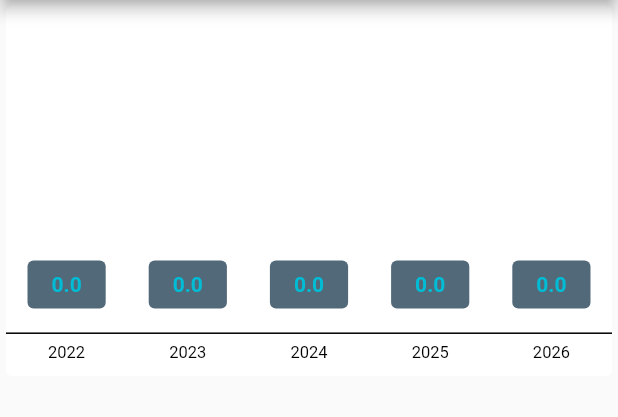
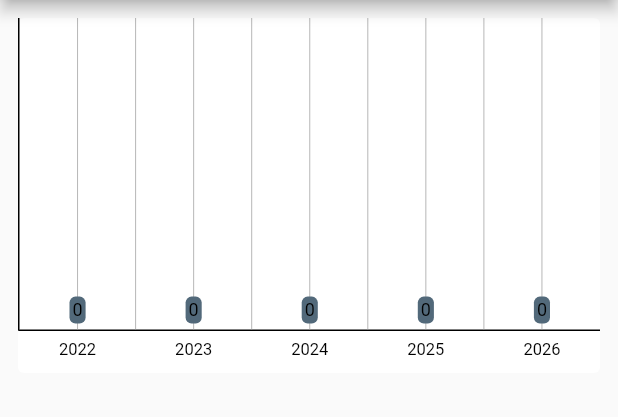
Before and after one commit to sunnyjaiswal22/finsim, a Flutter app: the DashboardScreen screen opened by its route, on a phone screen of 412 x 824 dp, the part 84-501 px from its top. Run offline on Flutter 3.47's test engine with Material 2 defaults, Android fonts, the phone set to English and light mode, and no system bars; drawn by our look-alikes of fl_chart; our stand-ins replace sqflite; accounts and stored records are empty.

Commit message:
Improved chart

```diff
--- a/lib/screens/dashboard_screen.dart
+++ b/lib/screens/dashboard_screen.dart
@@ -1,6 +1,6 @@
 import 'dart:developer';
 import 'dart:math' as math;
-
+import 'package:intl/intl.dart';
 import 'package:finsim/helpers/db_helper.dart';
 import 'package:finsim/widgets/finsim_appbar.dart';
 import 'package:finsim/widgets/navigation_drawer.dart';
@@ -19,6 +19,7 @@
   List<BarChartGroupData> barGroupList = [];
   var maxYearlyAmount = 0;
   var minYearlyAmount = 0;
+  var currencyFormat = new NumberFormat("#,##0", "en_IN");
   @override
   Widget build(BuildContext context) {
     if (barGroupList.isEmpty) {
@@ -27,9 +28,8 @@
           setState(() {
             DateTime now = new DateTime.now();
             var currentYear = now.year;
+            var totalYearlyAmount = 0;
             for (var year = 1; year <= 5; year++) {
-              var totalYearlyAmount = 0;
-
               incomeList.forEach(
                 (income) {
                   totalYearlyAmount += (income.amount *
@@ -74,7 +74,7 @@
                     width: 30,
                   )
                 ],
-                showingTooltipIndicators: [0],
+                showingTooltipIndicators: [0, 1],
               );
 
               barGroupList.add(barChartGroupData);
@@ -84,14 +84,20 @@
       });
     }
 
+    var horizontalGridInterval =
+        (maxYearlyAmount.abs() + minYearlyAmount.abs()) / 3;
+
     return Scaffold(
       appBar: FinSimAppBar.appbar(title: 'Finance Simulator'),
       drawer: NavigationDrawer(),
-      body: AspectRatio(
+      body: Padding(
+        padding: const EdgeInsets.all(8.0),
+        child: AspectRatio(
           aspectRatio: 1.618,
           child: Card(
             elevation: 0,
-          shape: RoundedRectangleBorder(borderRadius: BorderRadius.circular(4)),
+            shape:
+                RoundedRectangleBorder(borderRadius: BorderRadius.circular(4)),
             color: Colors.white,
             child: BarChart(
               BarChartData(
@@ -116,6 +122,52 @@
                   show: true,
                   border: Border(
                     bottom: BorderSide(),
+                    left: BorderSide(),
+                  ),
+                ),
+                axisTitleData: FlAxisTitleData(
+                    bottomTitle: AxisTitle(
+                      showTitle: true,
+                      titleText: 'Year',
+                      margin: 0,
+                    ),
+                    leftTitle: AxisTitle(
+                      showTitle: true,
+                      titleText: 'Amount',
+                    ),
+                    topTitle: AxisTitle(
+                      showTitle: true,
+                      titleText: 'Commulative Cash Flow',
+                      textStyle: TextStyle(
+                        fontSize: 16,
+                        color: Colors.black,
+                        wordSpacing: 2,
+                        letterSpacing: 1,
+                      ),
+                    )),
+                gridData: FlGridData(
+                  show: true,
+                  horizontalInterval:
+                      horizontalGridInterval == 0 ? 7 : horizontalGridInterval,
+                ),
+                barTouchData: BarTouchData(
+                  touchTooltipData: BarTouchTooltipData(
+                    tooltipMargin: 4,
+                    tooltipPadding: EdgeInsets.all(2),
+                    getTooltipItem: (
+                      BarChartGroupData group,
+                      int groupIndex,
+                      BarChartRodData rod,
+                      int rodIndex,
+                    ) {
+                      return BarTooltipItem(
+                        currencyFormat.format(rod.y),
+                        TextStyle(
+                          color: Colors.black,
+                          fontSize: 12,
+                        ),
+                      );
+                    },
                   ),
                 ),
                 barGroups: barGroupList,
@@ -123,6 +175,7 @@
             ),
           ),
         ),
+      ),
     );
   }
 }
--- a/pubspec.yaml
+++ b/pubspec.yaml
@@ -32,6 +32,7 @@
   path: ^1.8.0
   fl_chart: ^0.36.2
   charts_flutter: ^0.11.0
+  intl: ^0.17.0
 
 dev_dependencies:
   flutter_test:
```
Also changed, not shown: pubspec.lock. Lines whose indentation alone changed are shown as unchanged.
